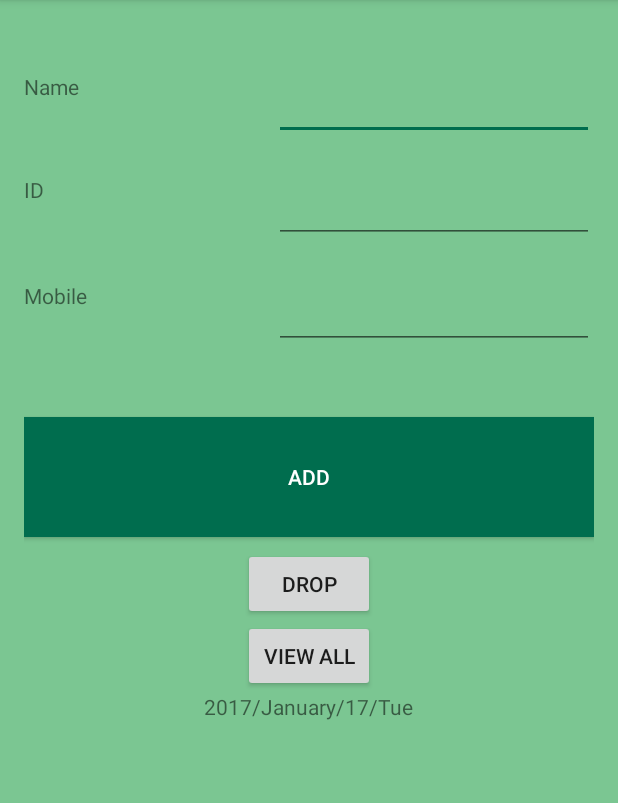
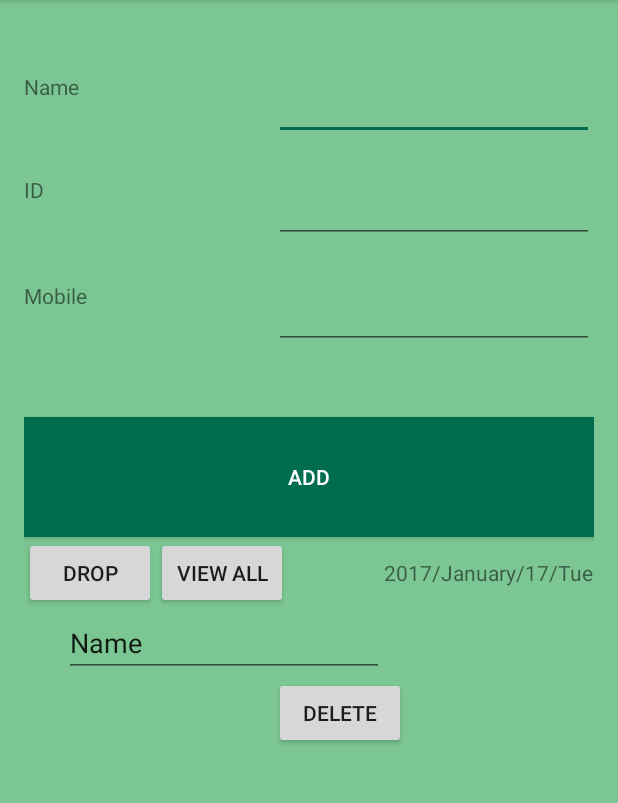
Before and after one commit to rajhaq/ClassToDo, an Android app: the EditStudent screen opened directly, with no data from a screen before it, on a phone screen of 412 x 824 dp, the part 84-887 px from its top. Run offline under Robolectric (Android 15) with nearby library versions, the phone set to English and light mode, and no system bars.

Commit message:
done with today page

```diff
--- a/app/src/main/AndroidManifest.xml
+++ b/app/src/main/AndroidManifest.xml
@@ -45,8 +45,10 @@
             android:name=".ui.noticePanel"
             android:parentActivityName=".ui.teacherPanel" />
         <activity android:name=".ui.EditStudent" />
-        <activity android:name=".AddToday" />
-        <activity android:name=".DetailActivity"></activity>
+        <activity android:name=".ui.AddToday" />
+        <activity
+            android:name=".ui.DetailActivity"
+            android:parentActivityName=".ui.AddToday"></activity>
     </application>
 
 </manifest>
--- a/app/src/main/java/com/example/raj/classtodo/Product.java
+++ b/app/src/main/java/com/example/raj/classtodo/adapter/Product.java
@@ -1,4 +1,4 @@
-package com.example.raj.classtodo;
+package com.example.raj.classtodo.adapter;
 
 /**
  * Created by Raj on 12/13/2016.
--- a/app/src/main/java/com/example/raj/classtodo/adapter/StudentAdapter.java
+++ b/app/src/main/java/com/example/raj/classtodo/adapter/StudentAdapter.java
@@ -80,8 +80,8 @@ public class StudentAdapter extends RecyclerView.Adapter<StudentAdapter.DerpHold
             thumbnail = (ImageView)itemView.findViewById(R.id.im_item_icon);
             secondaryIcon = (ImageView)itemView.findViewById(R.id.im_item_icon_secondary);
             secondaryIcon.setOnClickListener(this);
-            subTitle = (TextView)itemView.findViewById(R.id.lbl_item_sub_title);
-            title = (TextView)itemView.findViewById(R.id.lbl_item_text);
+            subTitle = (TextView)itemView.findViewById(R.id.lbl_item_text);
+            title = (TextView)itemView.findViewById(R.id.lbl_item_sub_title);
             container = (View)itemView.findViewById(R.id.cont_item_root);
             container.setOnClickListener(this);
         }
--- a/app/src/main/java/com/example/raj/classtodo/MyDBHandler.java
+++ b/app/src/main/java/com/example/raj/classtodo/model/MyDBHandler.java
@@ -1,10 +1,12 @@
-package com.example.raj.classtodo;
+package com.example.raj.classtodo.model;
 
 import android.database.sqlite.SQLiteDatabase;
 import android.database.sqlite.SQLiteOpenHelper;
 import android.database.Cursor;
 import android.content.Context;
 import android.content.ContentValues;
+
+import com.example.raj.classtodo.adapter.Product;
 
 public class MyDBHandler extends SQLiteOpenHelper{
     private static final int DATABASE_VERSION=2;
--- a/app/src/main/java/com/example/raj/classtodo/ui/EditStudent.java
+++ b/app/src/main/java/com/example/raj/classtodo/ui/EditStudent.java
@@ -1,7 +1,6 @@
 package com.example.raj.classtodo.ui;
 
 import android.database.Cursor;
-import android.database.sqlite.SQLiteDatabase;
 import android.support.v7.app.AlertDialog;
 import android.support.v7.app.AppCompatActivity;
 import android.os.Bundle;
@@ -12,19 +11,16 @@ import android.widget.TextView;
 import android.widget.Toast;
 
 import com.example.raj.classtodo.R;
-import com.example.raj.classtodo.StudentHelper;
-import com.example.raj.classtodo.model.ListItem;
+import com.example.raj.classtodo.model.StudentHelper;
 
 import java.text.SimpleDateFormat;
-import java.util.ArrayList;
 import java.util.Calendar;
-import java.util.List;
 import java.util.Locale;
 
 public class EditStudent extends AppCompatActivity {
     public static StudentHelper studentDB;
-    EditText editName,editID,editMobile;
-    Button addButton,dropButton,viewAllButton;
+    EditText editName,editID,editMobile,deleteBox;
+    Button addButton,dropButton,viewAllButton,deleteButton;
     TextView date;
     @Override
     protected void onCreate(Bundle savedInstanceState) {
@@ -39,16 +35,19 @@ public class EditStudent extends AppCompatActivity {
         int dbv=Integer.parseInt(values[0]);
         studentDB=new StudentHelper(this, dbv);
 
+        deleteBox =(EditText)findViewById(R.id.deleteID);
         editName =(EditText)findViewById(R.id.editStudentName);
         editID =(EditText)findViewById(R.id.editStudentId);
         editMobile =(EditText)findViewById(R.id.editStudentMobile);
         addButton=(Button)findViewById(R.id.buttonAddStudent);
         dropButton=(Button)findViewById(R.id.buttonDrop);
         viewAllButton=(Button)findViewById(R.id.buttonViewAll);
+        deleteButton=(Button)findViewById(R.id.buttonDelete);
         date=(TextView) findViewById(R.id.todayDate);
         AdddData();
         DropData();
         viewAll();
+        deleteData();
         date.setText(strDate);
 
 
@@ -69,6 +68,23 @@ public class EditStudent extends AppCompatActivity {
                     }
                 }
         );
+
+    }
+    public void deleteData()
+    {
+        deleteButton.setOnClickListener(
+                new View.OnClickListener()
+                {
+                    public void onClick(View v)
+                    {
+                        studentDB.deleteData(deleteBox.getText().toString());
+
+                            Toast.makeText(EditStudent.this,"Data deleted",Toast.LENGTH_LONG).show();
+
+                    }
+                }
+        );
+
     }
     public void DropData()
     {
@@ -105,6 +121,7 @@ public class EditStudent extends AppCompatActivity {
                             while(res.moveToNext())
                             {
 
+                                buffer.append("Default id :"+res.getString(0)+"\n");
                                 buffer.append("Name :"+res.getString(1)+"\n");
                                 buffer.append("ID :"+res.getString(2)+"\n");
                                 buffer.append("Mobile :"+res.getString(3)+"\n");
--- a/app/src/main/java/com/example/raj/classtodo/ui/noticePanel.java
+++ b/app/src/main/java/com/example/raj/classtodo/ui/noticePanel.java
@@ -7,8 +7,8 @@ import android.widget.EditText;
 import android.widget.TextView;
 import android.widget.Toast;
 
-import com.example.raj.classtodo.MyDBHandler;
-import com.example.raj.classtodo.Product;
+import com.example.raj.classtodo.model.MyDBHandler;
+import com.example.raj.classtodo.adapter.Product;
 import com.example.raj.classtodo.R;
 
 
--- a/app/src/main/java/com/example/raj/classtodo/ui/teacherPanel.java
+++ b/app/src/main/java/com/example/raj/classtodo/ui/teacherPanel.java
@@ -5,9 +5,7 @@ import android.os.Bundle;
 import android.content.Intent;
 import android.view.View;
 
-import com.example.raj.classtodo.AddToday;
 import com.example.raj.classtodo.R;
-import com.example.raj.classtodo.model.StudentData;
 
 public class teacherPanel extends AppCompatActivity {
 
--- a/app/src/main/res/drawable/background_state_drawable.xml
+++ b/app/src/main/res/drawable/background_state_drawable.xml
@@ -7,7 +7,7 @@
     </item>
     <item>
         <shape>
-            <solid android:color="@android:color/transparent"/>
+            <solid android:color="@android:color/background_light"/>
         </shape>
     </item>
 
--- a/app/src/main/res/layout/activity_edit_student.xml
+++ b/app/src/main/res/layout/activity_edit_student.xml
@@ -99,30 +99,53 @@
         android:layout_alignBottom="@+id/editStudentName" />
 
     <Button
+        android:text="view all"
+        android:layout_width="wrap_content"
+        android:layout_height="wrap_content"
+        android:id="@+id/buttonViewAll"
+        android:layout_alignBaseline="@+id/buttonDrop"
+        android:layout_alignBottom="@+id/buttonDrop"
+        android:layout_toRightOf="@+id/buttonDrop"
+        android:layout_toEndOf="@+id/buttonDrop" />
+
+    <Button
         android:text="drop"
         android:layout_width="wrap_content"
         android:layout_height="wrap_content"
+        android:id="@+id/buttonDrop"
         android:layout_below="@+id/buttonAddStudent"
-        android:layout_centerHorizontal="true"
-        android:layout_marginTop="7dp"
-        android:id="@+id/buttonDrop" />
-
-    <Button
-        android:text="view all"
-        android:layout_width="wrap_content"
-        android:layout_height="wrap_content"
-        android:layout_below="@+id/buttonDrop"
-        android:layout_alignLeft="@+id/buttonDrop"
-        android:layout_alignStart="@+id/buttonDrop"
-        android:id="@+id/buttonViewAll" />
+        android:layout_alignParentLeft="true"
+        android:layout_alignParentStart="true" />
 
     <TextView
         android:text="TextView"
         android:layout_width="wrap_content"
         android:layout_height="wrap_content"
+        android:id="@+id/todayDate"
+        android:layout_alignBaseline="@+id/buttonViewAll"
+        android:layout_alignBottom="@+id/buttonViewAll"
+        android:layout_alignParentRight="true"
+        android:layout_alignParentEnd="true" />
+
+    <EditText
+        android:layout_width="wrap_content"
+        android:layout_height="wrap_content"
+        android:inputType="textPersonName"
+        android:text="Name"
+        android:ems="10"
         android:layout_below="@+id/buttonViewAll"
-        android:layout_centerHorizontal="true"
-        android:id="@+id/todayDate" />
+        android:layout_toLeftOf="@+id/todayDate"
+        android:layout_toStartOf="@+id/todayDate"
+        android:id="@+id/deleteID" />
+
+    <Button
+        android:text="Delete"
+        android:layout_width="wrap_content"
+        android:layout_height="wrap_content"
+        android:id="@+id/buttonDelete"
+        android:layout_below="@+id/deleteID"
+        android:layout_toRightOf="@+id/textView3"
+        android:layout_toEndOf="@+id/textView3" />
 
 
 </RelativeLayout>
--- a/app/src/main/res/values/colors.xml
+++ b/app/src/main/res/values/colors.xml
@@ -6,4 +6,5 @@
     <color name="colorBackground">#7bc692</color>
     <color name="textColor">#ffffff</color>
     <color name="buttonColor">#006d4e</color>
+    <color name="delete">#961111</color>
 </resources>
```
Also changed, not shown: app/src/main/java/com/example/raj/classtodo/DetailActivity.java (deleted, +0 -23 lines), app/src/main/java/com/example/raj/classtodo/model/ListItem.java (+10 -0 lines), app/src/main/java/com/example/raj/classtodo/model/StudentData.java (+1 -7 lines), app/src/main/java/com/example/raj/classtodo/model/StudentHelper.java (renamed from app/src/main/java/com/example/raj/classtodo/StudentHelper.java, +17 -3 lines), app/src/main/java/com/example/raj/classtodo/ui/AddToday.java (renamed from app/src/main/java/com/example/raj/classtodo/AddToday.java, +13 -8 lines), app/src/main/java/com/example/raj/classtodo/ui/DetailActivity.java (added, +100 -0 lines), app/src/main/res/layout/activity_add_today.xml (+19 -3 lines), app/src/main/res/layout/activity_detail.xml (+50 -14 lines), app/src/main/res/layout/list_item.xml (+20 -17 lines).
